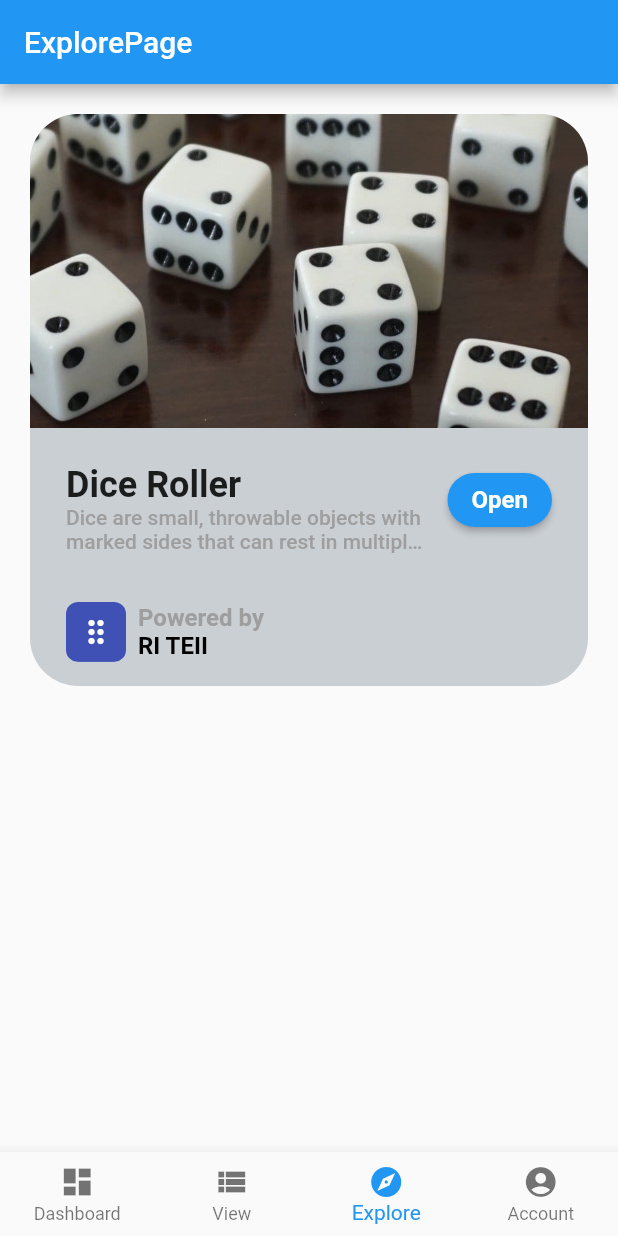
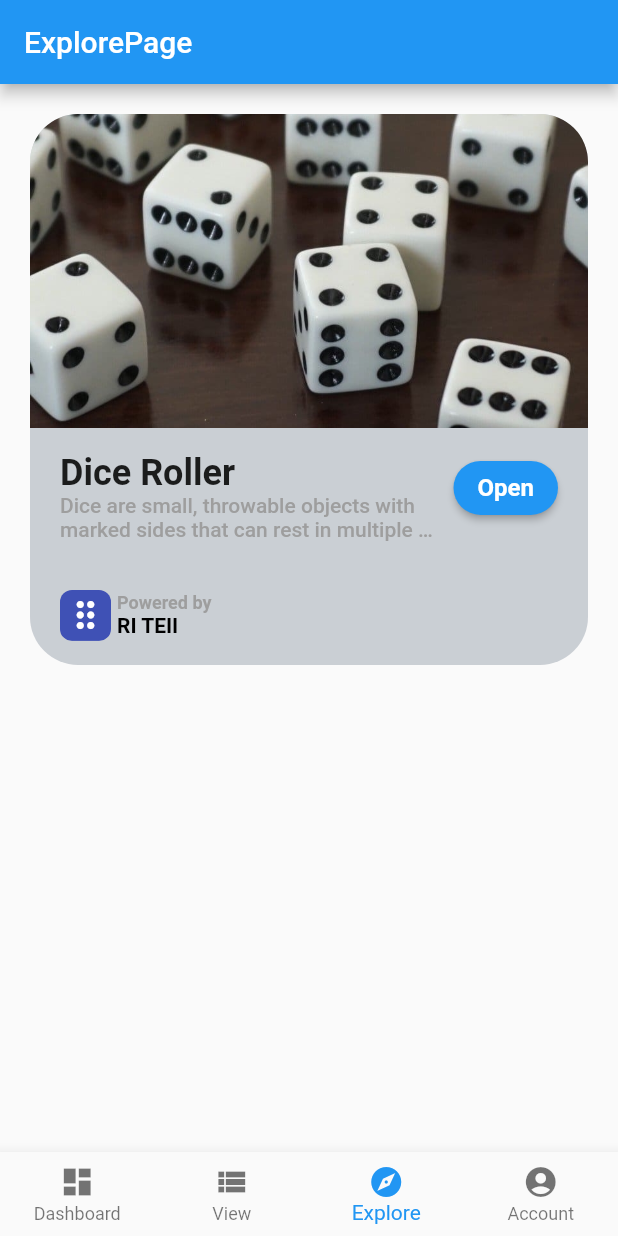
Before and after one commit to davidli218/W-Tasks, a Flutter app: the screen it shows after launch, item 3 of the bottom bar chosen, on a phone screen of 412 x 824 dp. Run offline on Flutter 3.47's test engine with Material 2 defaults, Android fonts, the phone set to English and light mode, and no system bars.

Commit message:
Adjusted layout of `OverviewCard` widget

```diff
--- a/lib/Screen/explore_screen/widgets/overview_card.dart
+++ b/lib/Screen/explore_screen/widgets/overview_card.dart
@@ -49,7 +49,7 @@ class _OverviewCardState extends State<OverviewCard> {
             ),
           ),
           Padding(
-            padding: const EdgeInsets.fromLTRB(24.0, 24.0, 24.0, 16.0),
+            padding: const EdgeInsets.fromLTRB(20.0, 16.0, 20.0, 16.0),
             child: Row(
               crossAxisAlignment: CrossAxisAlignment.start,
               children: [
@@ -103,7 +103,7 @@ class _OverviewCardState extends State<OverviewCard> {
             ),
           ),
           Padding(
-            padding: const EdgeInsets.fromLTRB(24.0, 16.0, 24.0, 16.0),
+            padding: const EdgeInsets.fromLTRB(20.0, 16.0, 20.0, 16.0),
             child: Row(
               crossAxisAlignment: CrossAxisAlignment.center,
               children: [
@@ -112,21 +112,24 @@ class _OverviewCardState extends State<OverviewCard> {
                   child: ColoredBox(
                     color: Colors.indigo,
                     child: Padding(
-                      padding: const EdgeInsets.all(8.0),
-                      child: Icon(widget.moduleIcon, color: Colors.white),
+                      padding: const EdgeInsets.all(3),
+                      child: Icon(
+                        widget.moduleIcon,
+                        size: 28.0,
+                        color: Colors.white,
+                      ),
                     ),
                   ),
                 ),
                 Padding(
-                  padding: const EdgeInsets.only(left: 8.0),
+                  padding: const EdgeInsets.only(left: 4.0),
                   child: Column(
-                    mainAxisAlignment: MainAxisAlignment.start,
                     crossAxisAlignment: CrossAxisAlignment.start,
                     children: [
                       const Text(
                         "Powered by",
                         style: TextStyle(
-                          fontSize: 16.0,
+                          fontSize: 12.0,
                           fontWeight: FontWeight.bold,
                           color: Colors.grey,
                         ),
@@ -134,7 +137,7 @@ class _OverviewCardState extends State<OverviewCard> {
                       Text(
                         widget.moduleSubtitle,
                         style: const TextStyle(
-                          fontSize: 16.0,
+                          fontSize: 14.0,
                           fontWeight: FontWeight.bold,
                           color: Colors.black,
                         ),
```
